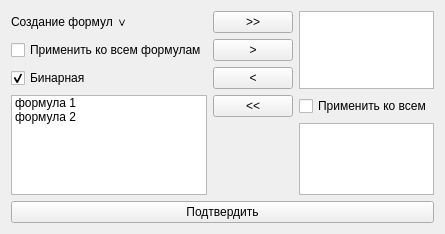
Old version of the form or_fun_form.ui in the repository qelio/mathsem.
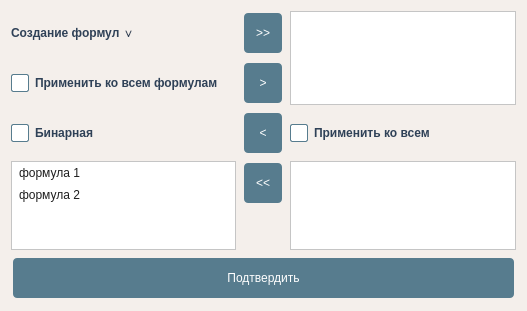
New version of the form. Icons and pictures are not drawn.

What changed in the file:
```diff
--- a/or_fun_form.ui
+++ b/or_fun_form.ui
@@ -6,13 +6,88 @@
    <rect>
     <x>0</x>
     <y>0</y>
-    <width>445</width>
-    <height>234</height>
+    <width>527</width>
+    <height>311</height>
    </rect>
   </property>
   <property name="windowTitle">
    <string>Form</string>
   </property>
+  <property name="styleSheet">
+   <string notr="true">QWidget {
+	background: rgb(244, 239, 235);
+	color: rgb(47, 65, 87);
+	font-family: &quot;Segoe UI&quot;, Helvetica, Arial, sans-serif;
+}
+
+QCheckBox, QLabel {
+	font-weight: bold;
+}
+
+QPushButton {
+    background-color: rgb(87, 124, 142);
+    color: white;
+    border: none;
+    border-radius: 4px;
+    padding: 6px 12px;
+    min-height: 28px;
+    margin: 2px;
+}
+
+QPushButton:hover {
+    background-color: rgba(87, 124, 142, 0.85);
+}
+
+QPushButton:pressed {
+    background-color: rgba(87, 124, 142, 0.75);
+}
+
+QListWidget {
+    background: white;
+    color: rgb(30, 30, 30);
+}
+
+QListWidget::item {
+    background: rgb(255, 255, 255);
+	color: rgb(30, 30, 30);
+    padding: 4px;
+}
+
+QListWidget::item:selected {
+    background: rgb(47, 65, 87);
+    color: rgb(255, 255, 255);
+}
+
+QListWidget::item:hover {
+    background: rgb(240, 240, 240);
+	color: rgba(30, 30, 30, 0.85);
+}
+
+QListWidget::item:selected:hover {
+    background: rgb(87, 124, 142);
+    color: rgb(240, 240, 240);
+}
+
+QCheckBox {
+    font-weight: bold;
+}
+
+QCheckBox::indicator {
+    width: 16px;
+    height: 16px;
+    background-color: white;
+    border: 1px solid rgb(87, 124, 142);
+    border-radius: 2px;
+}
+
+QCheckBox::indicator:checked {
+    image: url(:/check-svgrepo-com.svg);
+}
+
+QCheckBox::indicator:hover {
+    background-color: rgb(240, 240, 240);
+}</string>
+  </property>
   <layout class="QGridLayout" name="gridLayout">
    <item row="3" column="1">
     <widget class="QPushButton" name="DemoveAll">
@@ -28,13 +103,6 @@
      </property>
     </widget>
    </item>
-   <item row="0" column="2" rowspan="3">
-    <widget class="QListWidget" name="ChoosenFormulas">
-     <property name="selectionMode">
-      <enum>QAbstractItemView::MultiSelection</enum>
-     </property>
-    </widget>
-   </item>
    <item row="1" column="0">
     <widget class="QCheckBox" name="CheckToAll1">
      <property name="text">
@@ -42,13 +110,6 @@
      </property>
     </widget>
    </item>
-   <item row="4" column="2">
-    <widget class="QListWidget" name="listWidget_3">
-     <property name="selectionMode">
-      <enum>QAbstractItemView::MultiSelection</enum>
-     </property>
-    </widget>
-   </item>
    <item row="0" column="1">
     <widget class="QPushButton" name="MoveAll">
      <property name="text">
@@ -97,13 +158,6 @@
      </property>
     </widget>
    </item>
-   <item row="3" column="2">
-    <widget class="QCheckBox" name="CheckToAll2">
-     <property name="text">
-      <string>Применить ко всем</string>
-     </property>
-    </widget>
-   </item>
    <item row="5" column="0" colspan="3">
     <widget class="QPushButton" name="OkBtn">
      <property name="text">
@@ -111,6 +165,27 @@
      </property>
     </widget>
    </item>
+   <item row="0" column="2" rowspan="2">
+    <widget class="QListWidget" name="ChoosenFormulas">
+     <property name="selectionMode">
+      <enum>QAbstractItemView::SelectionMode::MultiSelection</enum>
+     </property>
+    </widget>
+   </item>
+   <item row="2" column="2">
+    <widget class="QCheckBox" name="CheckToAll2">
+     <property name="text">
+      <string>Применить ко всем</string>
+     </property>
+    </widget>
+   </item>
+   <item row="3" column="2" rowspan="2">
+    <widget class="QListWidget" name="listWidget_3">
+     <property name="selectionMode">
+      <enum>QAbstractItemView::SelectionMode::MultiSelection</enum>
+     </property>
+    </widget>
+   </item>
   </layout>
  </widget>
  <resources/>
```
Left out of the diff: 2 changed lines with no effect on the pictures.
